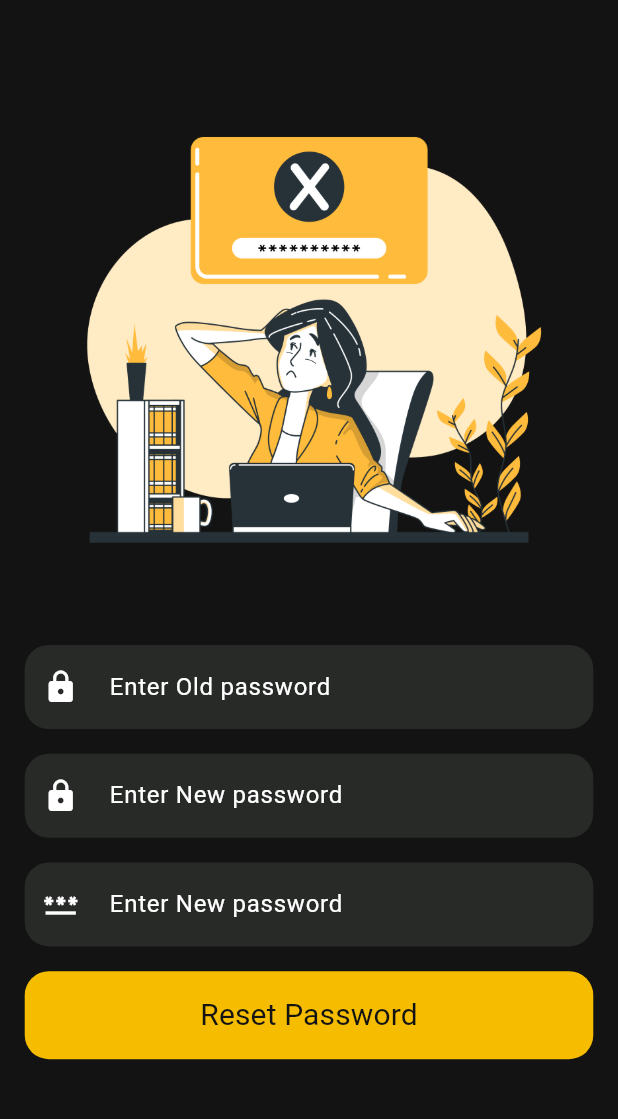
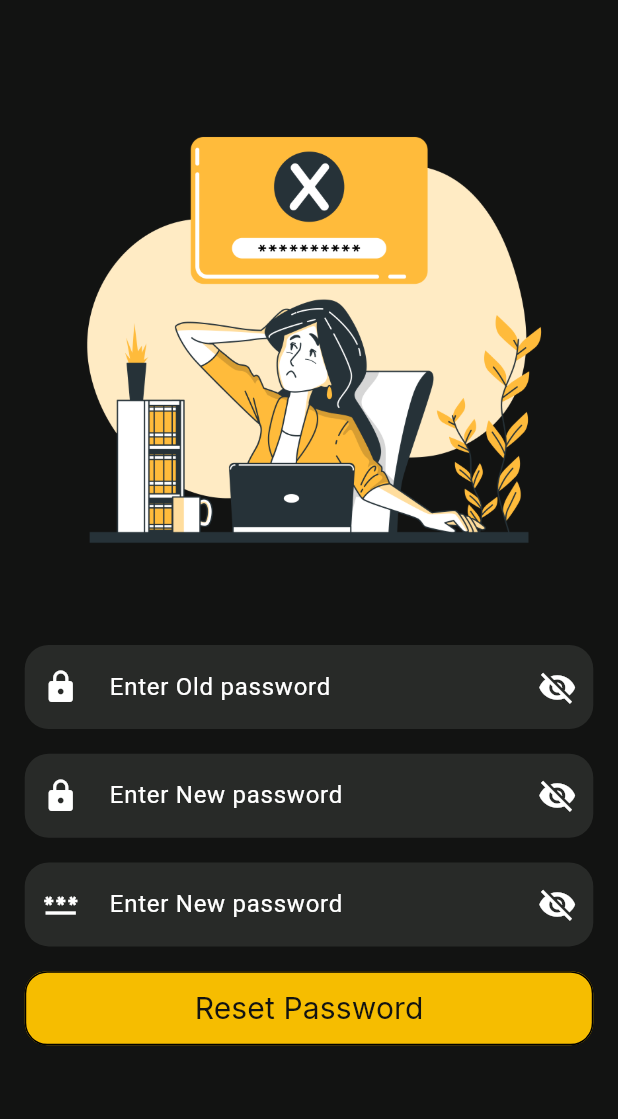
Before and after one commit to ahmedsukkary52-cmd/movies_app, a Flutter app: the ResetPassswordScreen screen opened by its route, on a phone screen of 412 x 824 dp, the part 57-1176 px from its top. Run offline on Flutter 3.47's test engine with Material 3 defaults, Android fonts, the phone set to English and light mode, and no system bars; our stand-ins replace animated_toggle_switch, bloc, carousel_slider, flutter_bloc, google_fonts, introduction_screen.

Commit message:
+ fix build footer + fix custom elevated button + fix custom text field + del custom elevated and text form field + fix update profile + fix onboarding + fix login and register + fix reset passwords + del update name phone + login and home directory + make all avatar connection

```diff
--- a/lib/l10n/app_localizations.dart
+++ b/lib/l10n/app_localizations.dart
@@ -430,6 +430,24 @@ abstract class AppLocalizations {
   /// In en, this message translates to:
   /// **'Update Data'**
   String get update_profile_update_data;
+
+  /// No description provided for @avatar.
+  ///
+  /// In en, this message translates to:
+  /// **'avatar'**
+  String get avatar;
+
+  /// No description provided for @enter_name.
+  ///
+  /// In en, this message translates to:
+  /// **'Enter Your Name'**
+  String get enter_name;
+
+  /// No description provided for @enter_phone_number.
+  ///
+  /// In en, this message translates to:
+  /// **'Enter Phone Number'**
+  String get enter_phone_number;
 }
 
 class _AppLocalizationsDelegate extends LocalizationsDelegate<AppLocalizations> {
--- a/lib/main.dart
+++ b/lib/main.dart
@@ -4,13 +4,13 @@ import 'package:flutter_localizations/flutter_localizations.dart';
 import 'package:team_flutter_6_movie_app/Bloc/local_bloc.dart';
 import 'package:team_flutter_6_movie_app/Utils/app_theme.dart';
 import 'package:team_flutter_6_movie_app/Utils/routes_app.dart';
-import 'package:team_flutter_6_movie_app/login/login.dart';
 import 'package:team_flutter_6_movie_app/ui/authintication/login/login_screen.dart';
 import 'package:team_flutter_6_movie_app/ui/authintication/register/register_screen.dart';
 import 'package:team_flutter_6_movie_app/ui/home/home_screen.dart';
 import 'package:team_flutter_6_movie_app/ui/reset_password_widget/forget_password_screen.dart';
 import 'package:team_flutter_6_movie_app/ui/reset_password_widget/reset_passsword_screen.dart';
 import 'package:team_flutter_6_movie_app/ui/update_Profile/update_profile.dart';
+
 import 'Bloc/local_state.dart';
 import 'cubit/select_index_avatars_cubit.dart';
 import 'l10n/app_localizations.dart';
@@ -37,7 +37,7 @@ class MoviesApp extends StatelessWidget {
       builder: (context, state) {
         return MaterialApp(
           debugShowCheckedModeBanner: false,
-          initialRoute: RoutesApp.loginRouteName,
+          initialRoute: RoutesApp.onboardingRouteName,
           routes: {
             RoutesApp.loginRouteName: (context) => LoginScreen(),
             RoutesApp.homeRouteName: (context) => HomeScreen() ,
--- a/lib/ui/authintication/login/login_screen.dart
+++ b/lib/ui/authintication/login/login_screen.dart
@@ -40,7 +40,7 @@ class _LoginScreenState extends State<LoginScreen> {
                 ),
                 SizedBox(height: context.height* 0.02),
                 CustomTextField(
-                  prefixIconName: PathImage.email,
+                  prefixIconName: Icon(Icons.email_rounded,color: ColorApp.whiteColor,),
                   hintText: AppLocalizations.of(context)!.email,
                   controller: emailController,
                   validator: (text) {
@@ -62,7 +62,7 @@ class _LoginScreenState extends State<LoginScreen> {
                 CustomTextField(
                   hasSuffix: true,
                   obsecureText: true,
-                  prefixIconName: PathImage.password,
+                  prefixIconName: Icon(Icons.lock,color: ColorApp.whiteColor,),
                   hintText: AppLocalizations.of(context)!.password,
                   controller: passwardController,
                   validator: (text) {
--- a/lib/ui/authintication/rusable_widget/custom_elevated_button.dart
+++ b/lib/ui/authintication/rusable_widget/custom_elevated_button.dart
@@ -4,29 +4,34 @@ import 'package:team_flutter_6_movie_app/Utils/color_App.dart';
 import 'package:team_flutter_6_movie_app/Utils/extension/extension.dart';
 import 'package:team_flutter_6_movie_app/Utils/text_app.dart';
 
-typedef OnPressed = void Function()?;
-
 class CustomElevatedButton extends StatelessWidget {
+  final TextStyle? textStyle ;
+  final Color background;
   final bool hasIcon;
   final String text;
-  final OnPressed onPressed;
+  final VoidCallback? onPressed;
+  final bool hasBorder;
   const CustomElevatedButton({
     super.key,
     this.hasIcon = false,
     required this.text,
     required this.onPressed,
+    this.background = ColorApp.primaryWallow,
+    this.textStyle,
+    this.hasBorder = false,
   });
 
   @override
   Widget build(BuildContext context) {
     return SizedBox(
       width: double.infinity,
-      height: context.height * 0.08,
+      height: context.height * 0.06,
       child: ElevatedButton(
         style: ElevatedButton.styleFrom(
-          backgroundColor: ColorApp.primaryWallow,
+          backgroundColor: hasBorder ? ColorApp.transparent : background,
           elevation: 0,
           shape: RoundedRectangleBorder(
+            side: hasBorder ?  BorderSide(color: ColorApp.primaryWallow,width: 2):BorderSide(),
             borderRadius: BorderRadius.circular(15),
           ),
         ),
@@ -40,10 +45,10 @@ class CustomElevatedButton extends StatelessWidget {
                     color: ColorApp.primaryBlack,
                     size: 22,
                   ),
-                  const SizedBox(width: 10),
+                   SizedBox(width: context.width* .02),
                   Text(text, style: TextApp.regular20black),
                 ],)
-            : Text(text, style: TextApp.regular20black),
+            : Text(text, style: textStyle ?? TextApp.regular20black),
       ),
     );
   }
--- a/lib/ui/authintication/rusable_widget/custom_text_field.dart
+++ b/lib/ui/authintication/rusable_widget/custom_text_field.dart
@@ -5,7 +5,7 @@ import '../../../Utils/text_app.dart';
 typedef OnValidator = String? Function(String?)?;
 
 class CustomTextField extends StatefulWidget {
-  final String prefixIconName;
+  final Widget prefixIconName;
   final bool hasSuffix;
   final bool obsecureText;
   final bool isNumber ;
@@ -54,11 +54,7 @@ class _CustomTextFieldState extends State<CustomTextField> {
         focusedErrorBorder: buildOutlineInputBorder(ColorApp.primaryWallow),
         hintText: widget.hintText,
         hintStyle: TextApp.regular16White,
-        prefixIcon: ImageIcon(
-          AssetImage(widget.prefixIconName),
-          color: ColorApp.whiteColor,
-          size: 18,
-        ),
+        prefixIcon: widget.prefixIconName,
         suffixIcon: widget.hasSuffix
             ? InkWell(
                 onTap: () {
--- a/lib/ui/reset_password_widget/reset_passsword_screen.dart
+++ b/lib/ui/reset_password_widget/reset_passsword_screen.dart
@@ -1,12 +1,12 @@
 import 'package:flutter/material.dart';
 import 'package:team_flutter_6_movie_app/Utils/extension/extension.dart';
+import 'package:team_flutter_6_movie_app/ui/authintication/rusable_widget/custom_elevated_button.dart';
 
 import '../../Utils/assets_app.dart';
 import '../../Utils/color_App.dart';
 import '../../Utils/text_app.dart';
 import '../../l10n/app_localizations.dart';
-import '../../widget/custom_elevated_button.dart';
-import '../../widget/custom_text_form_field.dart';
+import '../authintication/rusable_widget/custom_text_field.dart';
 
 class ResetPassswordScreen extends StatelessWidget {
    ResetPassswordScreen({super.key});
@@ -14,6 +14,7 @@ class ResetPassswordScreen extends StatelessWidget {
 
   @override
   Widget build(BuildContext context) {
+    final TextEditingController oldPassController = TextEditingController();
     final TextEditingController newPassController= TextEditingController();
     final TextEditingController checkPassController= TextEditingController();
     return Scaffold(
@@ -31,7 +32,7 @@ class ResetPassswordScreen extends StatelessWidget {
       ),
       backgroundColor: ColorApp.primaryBlack,
       body: Padding(
-        padding: EdgeInsetsGeometry.symmetric(
+        padding: EdgeInsets.symmetric(
             horizontal: context.width*0.04
             ,vertical: context.height*0.02
         ),
@@ -49,73 +50,73 @@ class ResetPassswordScreen extends StatelessWidget {
                 SizedBox(
                   height: context.height*0.02,
                 ),
-                CustomTextFormField(/// todo: old pass
-                  prefixIcon: Icon(
-                    Icons.lock,color: ColorApp.whiteColor,
+                CustomTextField(
+                  prefixIconName: Icon(
+                    Icons.lock,
+                    color: ColorApp.whiteColor,
                   ),
                   hintText: AppLocalizations.of(context)!.old_pass,
-                  validator:(text) {
+                  controller: oldPassController,
+                  validator: (text) {
                     if (text == null || text.trim().isEmpty) {
-                      return AppLocalizations.of(
-                        context,
-                      )!.please_enter_password;
+                      return AppLocalizations.of(context)!.please_enter_password;
                     }
                     return null;
                   },
+                  hasSuffix: true,
+                  obsecureText: true,
                 ),
                 SizedBox(
                  height: context.height*0.02,
                  ),
-                CustomTextFormField(    /// todo: new pass
-                  prefixIcon: Icon(
-                    Icons.lock,color: ColorApp.whiteColor,
+                CustomTextField(
+                  prefixIconName: Icon(
+                    Icons.lock,
+                    color: ColorApp.whiteColor,
                   ),
                   hintText: AppLocalizations.of(context)!.new_pass,
                   controller: newPassController,
-                  validator:(text) {
+                  validator: (text) {
                     if (text == null || text.trim().isEmpty) {
-                      return AppLocalizations.of(
-                        context,
-                      )!.please_enter_password;
+                      return AppLocalizations.of(context)!.please_enter_password;
                     }
                     if (text.length < 6) {
-                      return AppLocalizations.of(
-                        context,
-                      )!.password_too_short;
+                      return AppLocalizations.of(context)!.password_too_short;
                     }
                     return null;
                   },
+                  hasSuffix: true,      // عشان تظهر أيقونة show/hide
+                  obsecureText: true,   // عشان يبدأ مخفي
                 ),
                 SizedBox(
                   height: context.height*0.02,
                 ),
-                CustomTextFormField(   /// todo: check new pass
-                  prefixIcon: Icon(
-                    Icons.password,color: ColorApp.whiteColor,
+                CustomTextField(
+                  prefixIconName: Icon(
+                    Icons.password,
+                    color: ColorApp.whiteColor,
                   ),
                   hintText: AppLocalizations.of(context)!.new_pass,
                   controller: checkPassController,
                   validator: (text) {
-                    if(text== null || text.trim().isEmpty){
-                      return AppLocalizations.of(
-                        context,
-                      )!.please_enter_password;
+                    if (text == null || text.trim().isEmpty) {
+                      return AppLocalizations.of(context)!.please_enter_password;
                     }
-                    if(text != newPassController.text){
-                     return AppLocalizations.of(context)!.password_not_match;
+                    if (text != newPassController.text) {
+                      return AppLocalizations.of(context)!.password_not_match;
                     }
                     return null;
                   },
+                  hasSuffix: true,
+                  obsecureText: true,
                 ),
                 SizedBox(
                   height: context.height*0.02,
                 ),
-                CustomElevatedButton(onPressed: () {
-                /// reset pass
+                CustomElevatedButton(text: AppLocalizations.of(context)!.reset_password, onPressed: (){
                   checkPass(context);
-                },
-                text: AppLocalizations.of(context)!.reset_password,
-                )
+                  // todo: reset Password
+                })
               ],
             ),
           ),
--- a/lib/widget/custom_elevated_button.dart
+++ /dev/null
@@ -1,48 +0,0 @@
-import 'package:flutter/material.dart';
-import 'package:team_flutter_6_movie_app/Utils/color_App.dart';
-import 'package:team_flutter_6_movie_app/Utils/text_app.dart';
-
-class CustomElevatedButton extends StatelessWidget {
-  final VoidCallback onPressed;
-  final String? text;
-  final TextStyle? textStyle;
-  final Color? backgroundColor;
-  final Color? borderSideColor;
-  final bool hasIcon;
-  final Widget? customInButton;
-  final EdgeInsetsGeometry? padding;
- const CustomElevatedButton({
-    super.key,
-    this.customInButton,
-    this.hasIcon = false,
-    required this.onPressed,
-    this.text,
-    this.textStyle,
-    this.backgroundColor,
-    this.borderSideColor,
-    this.padding
-  });
-
-  @override
-  Widget build(BuildContext context) {
-    var height = MediaQuery.of(context).size.height;
-    return ElevatedButton(
-      onPressed: onPressed,
-      style: ElevatedButton.styleFrom(
-        padding: padding ?? EdgeInsets.symmetric(vertical: height * 0.018),
-        backgroundColor: backgroundColor ?? ColorApp.primaryWallow,
-        shape: RoundedRectangleBorder(
-          borderRadius: BorderRadiusGeometry.circular(16),
-          side: BorderSide(
-            color: borderSideColor ?? ColorApp.transparent,
-            width: 1,
-          ),
-        ),
-        elevation: 0,
-      ),
-      child: hasIcon
-          ? customInButton
-          : Text(text ?? '', style: textStyle ?? TextApp.regular20Black),
-    );
-  }
-}
--- a/lib/widget/custom_text_form_field.dart
+++ /dev/null
@@ -1,77 +0,0 @@
-import 'package:flutter/material.dart';
-import '../Utils/color_App.dart';
-import '../Utils/text_app.dart';
-
-class CustomTextFormField extends StatelessWidget {
-  final TextEditingController? controller;
-  final Color BorderSideColor;
-  final Widget? prefixIcon;
-  final Widget? suffixIcon;
-  final String? hintText;
-  final String? labelText;
-  final TextStyle? hintStyle;
-  final TextStyle? labelStyle;
-  final String obscuringCharacter;
-  final String? Function(String?)? validator;
-  final bool obscureText;
-  final TextInputType keyboardType;
-  final int? maxLines;
-  const CustomTextFormField({
-    super.key,
-    this.controller,
-    this.maxLines,
-    this.BorderSideColor = ColorApp.transparent,
-    this.prefixIcon,
-    this.labelText,
-    this.hintText,
-    this.suffixIcon,
-    this.hintStyle,
-    this.labelStyle,
-    this.validator,
-    this.obscureText = false,
-    this.keyboardType = TextInputType.text,
-    this.obscuringCharacter = '.'
-  });
-
-  @override
-  Widget build(BuildContext context) {
-    return TextFormField(
-
-      style: TextApp.regular16White,
-      maxLines: maxLines ?? 1,
-      controller: controller,
-      validator: validator,
-      obscureText: obscureText,
-      keyboardType: keyboardType,
-      obscuringCharacter: obscuringCharacter,
-      decoration: InputDecoration(
-        filled: true,
-        fillColor: ColorApp.grayColor,
-        border: outlineInputBorder(BorderSideColor: BorderSideColor),
-        enabledBorder: outlineInputBorder(BorderSideColor: BorderSideColor),
-        focusedBorder: outlineInputBorder(BorderSideColor: BorderSideColor),
-        errorBorder: outlineInputBorder(BorderSideColor: ColorApp.redColor),
-        focusedErrorBorder: outlineInputBorder(
-          BorderSideColor: ColorApp.redColor,
-        ),
-        prefixIcon: prefixIcon,
-        suffixIcon: suffixIcon,
-        hintText: hintText,
-        hintStyle: hintStyle ?? TextApp.regular16White,
-        labelText: labelText,
-        labelStyle: labelStyle,
-      ),
-    );
-  }
-
-  OutlineInputBorder outlineInputBorder({required Color BorderSideColor}) {
-    return OutlineInputBorder(
-      borderRadius: BorderRadius.circular(16),
-      borderSide: BorderSide(
-        color: BorderSideColor,
-        width: 1,
-        style: BorderStyle.solid,
-      ),
-    );
-  }
-}
--- a/pubspec.yaml
+++ b/pubspec.yaml
@@ -89,6 +89,7 @@ flutter:
     - assets/images/general/forgetPassword.png
     - assets/images/general/startMoveBotton.png
     - assets/images/splash/branding.png
+    - assets/images/splash/splashLogo.png
     - assets/icons/bottomNavBar_icon/exploreSelected.png
     - assets/icons/bottomNavBar_icon/exploreUnselected.png
     - assets/icons/bottomNavBar_icon/homeUnselected.png
```
Also changed, not shown: lib/l10n/app_localizations_ar.dart (+9 -0 lines), lib/l10n/app_localizations_en.dart (+9 -1 lines), lib/login/login.dart (deleted, +0 -10 lines), lib/onboarding/onboarding_screens.dart (+2 -18 lines), lib/onboarding/reusable_widget/build_footer.dart (+3 -24 lines), lib/ui/authintication/register/register_screen.dart (+26 -18 lines), lib/ui/reset_password_widget/forget_password_screen.dart (+23 -20 lines), lib/ui/update_Profile/container_button.dart (deleted, +0 -37 lines), lib/ui/update_Profile/showBottomSheet.dart (added, +73 -0 lines), lib/ui/update_Profile/update_name_phone.dart (deleted, +0 -35 lines), lib/ui/update_Profile/update_profile.dart (+62 -91 lines).
